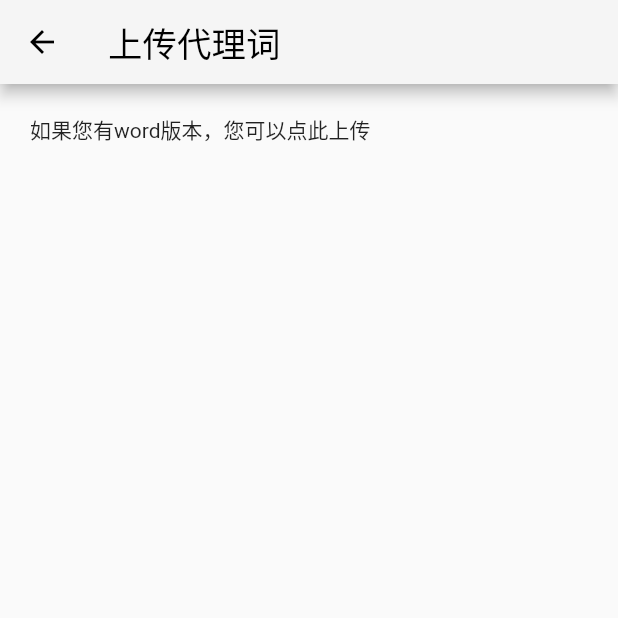
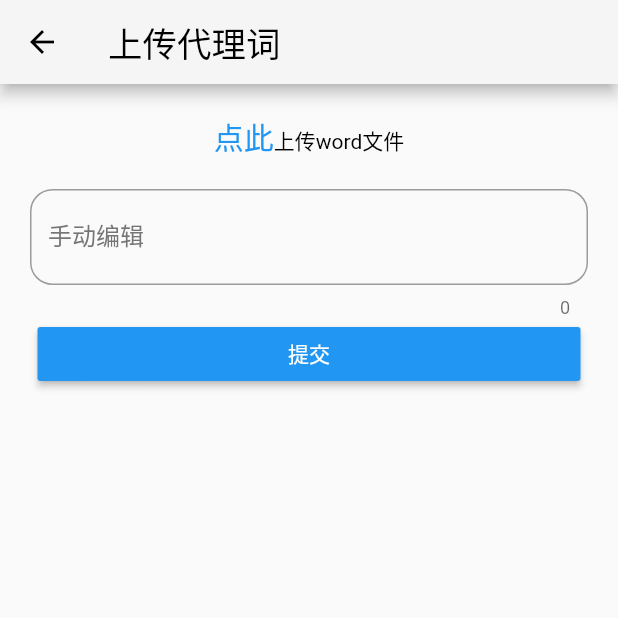
Before and after one commit to DreamGhostStar/LawyerPlatform, a Flutter app: the UploadAgencyWord screen opened directly, on a phone screen of 412 x 824 dp, the top half of it. Run offline on Flutter 3.47's test engine with Material 2 defaults, Android fonts, the phone set to English and light mode, and no system bars; our stand-ins replace convert, dio, flutter_html, flutter_slidable, fluttertoast, image_picker and 1 more; missing offline and left inert: flui, flutter_uploader, r_calendar; accounts and stored records are empty; Roboto replaces fonts that are missing (main).

Commit message:
引入上传文件库

```diff
--- a/lib/components/Form.dart
+++ b/lib/components/Form.dart
@@ -216,6 +216,7 @@ class _RegisterFormState extends State<RegisterForm> {
                     ),
                     labelStyle: TextStyle(color: Colors.black45),
                   ),
+                  keyboardType: TextInputType.phone,
                 ),
                 TextFormField(
                   inputFormatters: [
@@ -223,6 +224,7 @@ class _RegisterFormState extends State<RegisterForm> {
                     //     allow: true), //限制数字
                     LengthLimitingTextInputFormatter(6) //最大长度
                   ],
+                  keyboardType: TextInputType.phone, //手机号
                   validator: codeValidator,
                   autovalidate: autovalidate2,
                   controller: codeController,
@@ -242,7 +244,8 @@ class _RegisterFormState extends State<RegisterForm> {
                         onTap: sendingCode
                             ? null
                             : _pressSendCode, //若正在发送验证码，则为null，实现禁用按钮
-                        ))),
+                      )),
+                ),
                 loginButton(() {
                   if (registerFormKey.currentState.validate()) {
                     // TODO:后端验证
--- a/lib/components/my_page_function.dart
+++ b/lib/components/my_page_function.dart
@@ -22,7 +22,7 @@ List<MyFunctionItem> myFunctionStatic = [
   MyFunctionItem.init({'icon': Icons.perm_contact_calendar, 'text': '电子名片'}),
   MyFunctionItem.init({'icon': Icons.account_balance_wallet, 'text': '查看收入'}),
   MyFunctionItem.init({'icon': Icons.phone, 'text': '日常电话'}),
+  MyFunctionItem.init({'icon': Icons.error_outline, 'text': '错误中心'}),
   MyFunctionItem.init({'icon': Icons.account_circle, 'text': '关于我们'}),
-  MyFunctionItem.init({'icon': Icons.error_outline, 'text': '错误中心'}),
   MyFunctionItem.init({'icon': Icons.exit_to_app, 'text': '退出登录'}),
 ];
--- a/lib/page/upload_agency.dart
+++ b/lib/page/upload_agency.dart
@@ -1,5 +1,5 @@
-import 'dart:io';
 import 'package:flutter/material.dart';
+import 'package:lawyerplatform/components/flutter_uploader.dart';
 
 class UploadAgencyWord extends StatefulWidget {
   UploadAgencyWord({Key key}) : super(key: key);
@@ -9,8 +9,7 @@ class UploadAgencyWord extends StatefulWidget {
 }
 
 class _UploadAgencyWordState extends State<UploadAgencyWord> {
-  Future<File> _getFile() async {}
-
+  TextEditingController _controller = new TextEditingController();
   @override
   Widget build(BuildContext context) {
     return Scaffold(
@@ -22,12 +21,67 @@ class _UploadAgencyWordState extends State<UploadAgencyWord> {
           InkWell(
             child: Container(
               margin: EdgeInsets.all(20),
-              child: Text('如果您有word版本，您可以点此上传'),
+              child: RichText(
+                textAlign: TextAlign.center,
+                text: TextSpan(children: [
+                  TextSpan(
+                      text: '点此',
+                      style: TextStyle(color: Colors.blue, fontSize: 20)),
+                  TextSpan(
+                      text: '上传word文件', style: TextStyle(color: Colors.black)),
+                ]),
+              ),
             ),
             onTap: () {
-              _getFile();
+              Navigator.of(context).push(
+                  MaterialPageRoute(builder: (context) => UploadScreen()));
             },
-          )
+          ),
+          Container(
+            margin: EdgeInsets.only(
+              left: 20,
+              right: 20,
+            ),
+            child: TextField(
+                controller: _controller,
+                maxLength: TextField.noMaxLength, //提示字数
+                maxLines: null, //为null时，不限制行数
+                enableInteractiveSelection: true, //长按出现粘贴剪切等选项
+                textInputAction: TextInputAction.done, //键盘右下角的按钮类型
+                decoration: InputDecoration(
+                  border: OutlineInputBorder(
+                    borderRadius: BorderRadius.all(
+                      Radius.circular(15),
+                    ),
+                    borderSide: BorderSide(
+                      color: Colors.grey[400],
+                      width: 1,
+                    ),
+                  ),
+                  focusedBorder: OutlineInputBorder(
+                    borderSide: BorderSide(
+                      color: Colors.black,
+                      width: 1,
+                    ),
+                    borderRadius: BorderRadius.all(
+                      Radius.circular(15),
+                    ),
+                  ),
+                  labelText: "手动编辑",
+                  labelStyle: TextStyle(color: Colors.grey[600]),
+                  hintText: "也可以在这里编辑上传哦~",
+                )),
+          ),
+          Container(
+            margin: EdgeInsets.only(left: 25, right: 25),
+            child: RaisedButton(
+                color: Colors.blue,
+                child: Text(
+                  '提交',
+                  style: TextStyle(color: Colors.white),
+                ),
+                onPressed: () {}),
+          ),
         ],
       ),
     );
--- a/pubspec.yaml
+++ b/pubspec.yaml
@@ -30,6 +30,7 @@ dependencies:
   flutter_slidable: ^0.5.7
   shared_preferences: ^0.5.8
   url_launcher: ^5.5.0
+  flutter_uploader: ^1.2.0
   r_calendar: ^0.1.8
   # 本地存储
   dio: ^3.0.9
```
Also changed, not shown: lib/components/flutter_uploader.dart (added, +325 -0 lines), lib/page/daytime_phone.dart (+29 -1 lines), pubspec.lock. Lines whose indentation alone changed are shown as unchanged.
